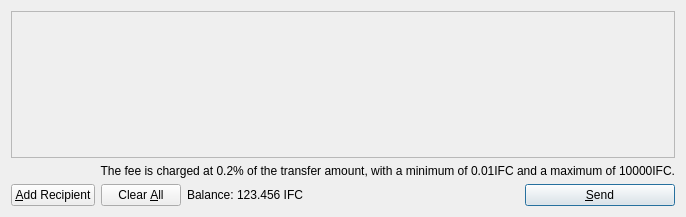
The window that src/qt/forms/sendcoinsdialog.ui (WilliamXuu/InfiniteCoin) describes before a commit, drawn with Qt 5.
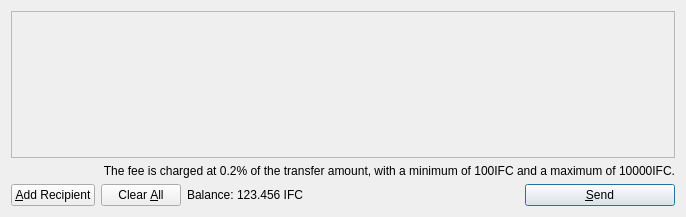
The same window after the commit. Icons and pictures are not drawn.

Diff of the .ui file:
```diff
--- a/src/qt/forms/sendcoinsdialog.ui
+++ b/src/qt/forms/sendcoinsdialog.ui
@@ -70,7 +70,7 @@
      <item>
       <widget class="QLabel" name="label_2">
        <property name="text">
-        <string extracomment="111">The fee is charged at 0.2% of the transfer amount, with a minimum of 0.01IFC and a maximum of 10000IFC.</string>
+        <string extracomment="111">The fee is charged at 0.2% of the transfer amount, with a minimum of 100IFC and a maximum of 10000IFC.</string>
        </property>
        <property name="textFormat">
         <enum>Qt::PlainText</enum>
```
